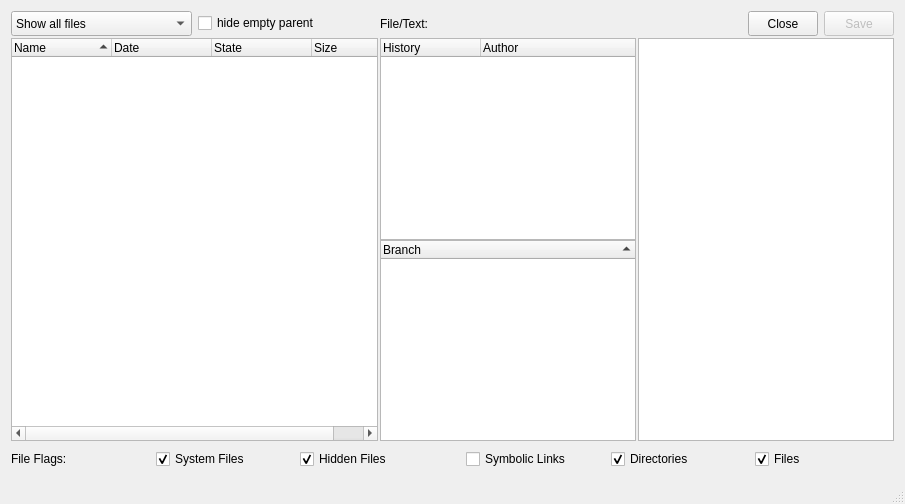
Qt form source/mainwindow.ui (Rolloke/GUI-Apps) before a commit.
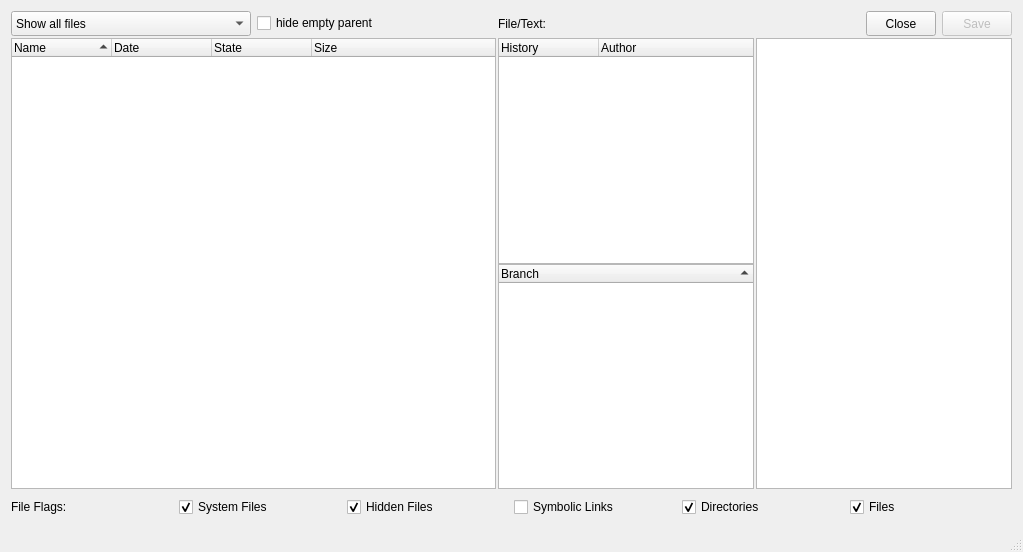
The same form after that commit. Custom widgets are drawn as their Qt base class.

```diff
--- a/source/mainwindow.ui
+++ b/source/mainwindow.ui
@@ -6,8 +6,8 @@
    <rect>
     <x>0</x>
     <y>0</y>
-    <width>905</width>
-    <height>504</height>
+    <width>1023</width>
+    <height>552</height>
    </rect>
   </property>
   <property name="windowTitle">
```
